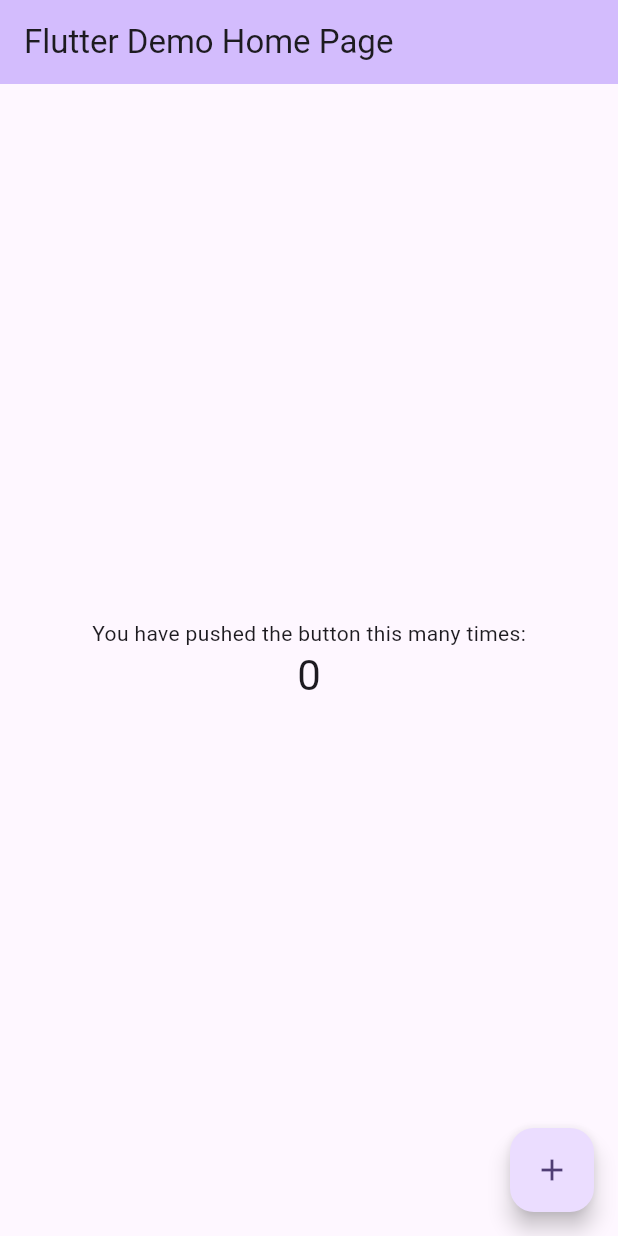
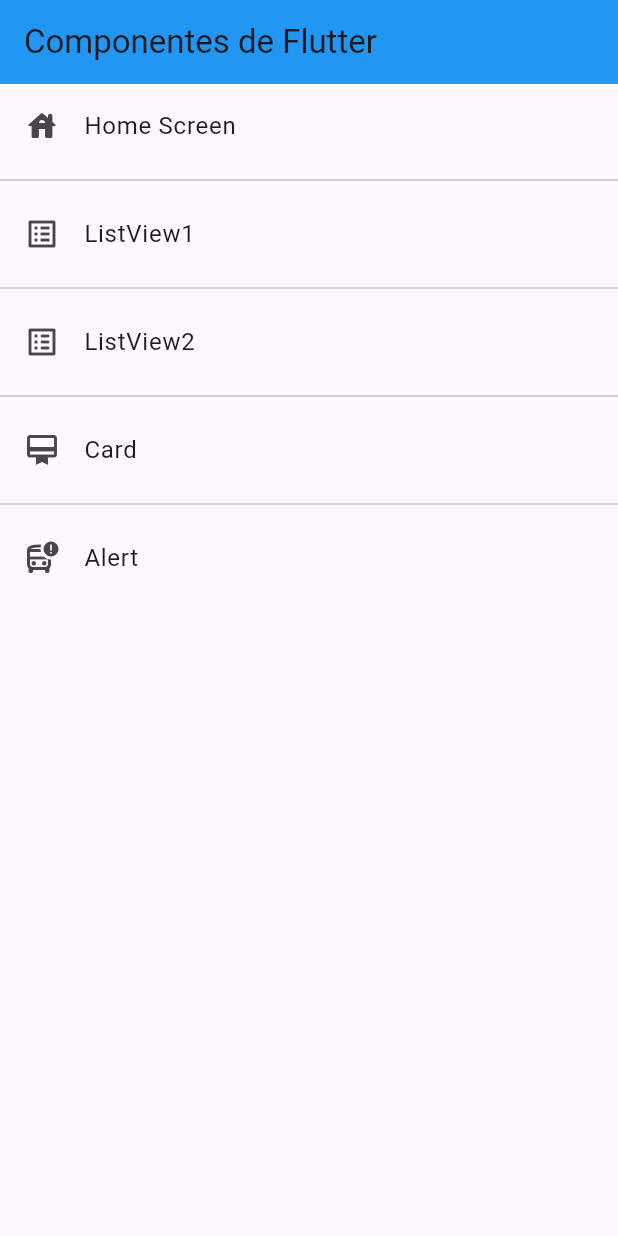
Before and after one commit to Guillermojs9/fl_screens, a Flutter app: the screen it shows after launch, on a phone screen of 412 x 824 dp. Run offline on Flutter 3.47's test engine with Material 3 defaults, Android fonts, the light colour scheme and no system bars.

Commit message:
Estructura creada en base al proyecto de clase

```diff
--- a/lib/main.dart
+++ b/lib/main.dart
@@ -1,125 +1,19 @@
+import 'package:fl_screens/screens/home_screen.dart';
 import 'package:flutter/material.dart';
 
 void main() {
-  runApp(const MyApp());
+  runApp( const MyApp());
 }
 
 class MyApp extends StatelessWidget {
   const MyApp({super.key});
 
-  // This widget is the root of your application.
   @override
   Widget build(BuildContext context) {
-    return MaterialApp(
-      title: 'Flutter Demo',
-      theme: ThemeData(
-        // This is the theme of your application.
-        //
-        // TRY THIS: Try running your application with "flutter run". You'll see
-        // the application has a purple toolbar. Then, without quitting the app,
-        // try changing the seedColor in the colorScheme below to Colors.green
-        // and then invoke "hot reload" (save your changes or press the "hot
-        // reload" button in a Flutter-supported IDE, or press "r" if you used
-        // the command line to start the app).
-        //
-        // Notice that the counter didn't reset back to zero; the application
-        // state is not lost during the reload. To reset the state, use hot
-        // restart instead.
-        //
-        // This works for code too, not just values: Most code changes can be
-        // tested with just a hot reload.
-        colorScheme: ColorScheme.fromSeed(seedColor: Colors.deepPurple),
-        useMaterial3: true,
-      ),
-      home: const MyHomePage(title: 'Flutter Demo Home Page'),
+    return const MaterialApp(
+      debugShowCheckedModeBanner: false,
+      title: "Screens personalizados",
+      home: HomeScreen(),
     );
   }
 }
-
-class MyHomePage extends StatefulWidget {
-  const MyHomePage({super.key, required this.title});
-
-  // This widget is the home page of your application. It is stateful, meaning
-  // that it has a State object (defined below) that contains fields that affect
-  // how it looks.
-
-  // This class is the configuration for the state. It holds the values (in this
-  // case the title) provided by the parent (in this case the App widget) and
-  // used by the build method of the State. Fields in a Widget subclass are
-  // always marked "final".
-
-  final String title;
-
-  @override
-  State<MyHomePage> createState() => _MyHomePageState();
-}
-
-class _MyHomePageState extends State<MyHomePage> {
-  int _counter = 0;
-
-  void _incrementCounter() {
-    setState(() {
-      // This call to setState tells the Flutter framework that something has
-      // changed in this State, which causes it to rerun the build method below
-      // so that the display can reflect the updated values. If we changed
-      // _counter without calling setState(), then the build method would not be
-      // called again, and so nothing would appear to happen.
-      _counter++;
-    });
-  }
-
-  @override
-  Widget build(BuildContext context) {
-    // This method is rerun every time setState is called, for instance as done
-    // by the _incrementCounter method above.
-    //
-    // The Flutter framework has been optimized to make rerunning build methods
-    // fast, so that you can just rebuild anything that needs updating rather
-    // than having to individually change instances of widgets.
-    return Scaffold(
-      appBar: AppBar(
-        // TRY THIS: Try changing the color here to a specific color (to
-        // Colors.amber, perhaps?) and trigger a hot reload to see the AppBar
-        // change color while the other colors stay the same.
-        backgroundColor: Theme.of(context).colorScheme.inversePrimary,
-        // Here we take the value from the MyHomePage object that was created by
-        // the App.build method, and use it to set our appbar title.
-        title: Text(widget.title),
-      ),
-      body: Center(
-        // Center is a layout widget. It takes a single child and positions it
-        // in the middle of the parent.
-        child: Column(
-          // Column is also a layout widget. It takes a list of children and
-          // arranges them vertically. By default, it sizes itself to fit its
-          // children horizontally, and tries to be as tall as its parent.
-          //
-          // Column has various properties to control how it sizes itself and
-          // how it positions its children. Here we use mainAxisAlignment to
-          // center the children vertically; the main axis here is the vertical
-          // axis because Columns are vertical (the cross axis would be
-          // horizontal).
-          //
-          // TRY THIS: Invoke "debug painting" (choose the "Toggle Debug Paint"
-          // action in the IDE, or press "p" in the console), to see the
-          // wireframe for each widget.
-          mainAxisAlignment: MainAxisAlignment.center,
-          children: <Widget>[
-            const Text(
-              'You have pushed the button this many times:',
-            ),
-            Text(
-              '$_counter',
-              style: Theme.of(context).textTheme.headlineMedium,
-            ),
-          ],
-        ),
-      ),
-      floatingActionButton: FloatingActionButton(
-        onPressed: _incrementCounter,
-        tooltip: 'Increment',
-        child: const Icon(Icons.add),
-      ), // This trailing comma makes auto-formatting nicer for build methods.
-    );
-  }
-}
--- /dev/null
+++ b/lib/models/menu_option.dart
@@ -0,0 +1,11 @@
+import 'package:flutter/material.dart';
+
+class MenuOption {
+  final IconData icon;
+  final String name;
+
+  MenuOption({
+    required this.icon,
+    required this.name,
+  });
+}
--- /dev/null
+++ b/lib/routes/app_routes.dart
@@ -0,0 +1,29 @@
+import 'package:fl_screens/models/menu_option.dart';
+import 'package:flutter/material.dart';
+
+class AppRoutes {
+  static const initialRoute = "home";
+
+  static final MenuOptions = <MenuOption>[
+    MenuOption(
+      icon: Icons.house_rounded,
+      name: "Home Screen",
+    ),
+    MenuOption(
+      icon: Icons.list_alt_outlined,
+      name: "ListView1",
+    ),
+    MenuOption(
+      icon: Icons.list_alt_rounded,
+      name: "ListView2",
+    ),
+    MenuOption(
+      icon: Icons.card_membership,
+      name: "Card",
+    ),
+    MenuOption(
+      icon: Icons.bus_alert_outlined,
+      name: "Alert",
+    ),
+  ];
+}
--- /dev/null
+++ b/lib/screens/home_screen.dart
@@ -0,0 +1,27 @@
+import 'package:fl_screens/routes/app_routes.dart';
+import 'package:flutter/material.dart';
+
+class HomeScreen extends StatelessWidget {
+  const HomeScreen({super.key});
+
+  @override
+  Widget build(BuildContext context) {
+    return Scaffold(
+        appBar: AppBar(
+          title: const Text("Componentes de Flutter"),
+          backgroundColor: Colors.blue,
+        ),
+        body: ListView.separated(
+            itemBuilder: (context, index) => ListTile(
+                  leading: Icon(AppRoutes.MenuOptions[index].icon),
+                  title: Text(AppRoutes.MenuOptions[index].name),
+                  /*
+                  onTap: () {
+                    Navigator.pushNamed(context, AppRoutes.MenuOptions[index].route);
+                  },
+                  */
+                ),
+            separatorBuilder: (context, index) => const Divider(),
+            itemCount: AppRoutes.MenuOptions.length));
+  }
+}
```
